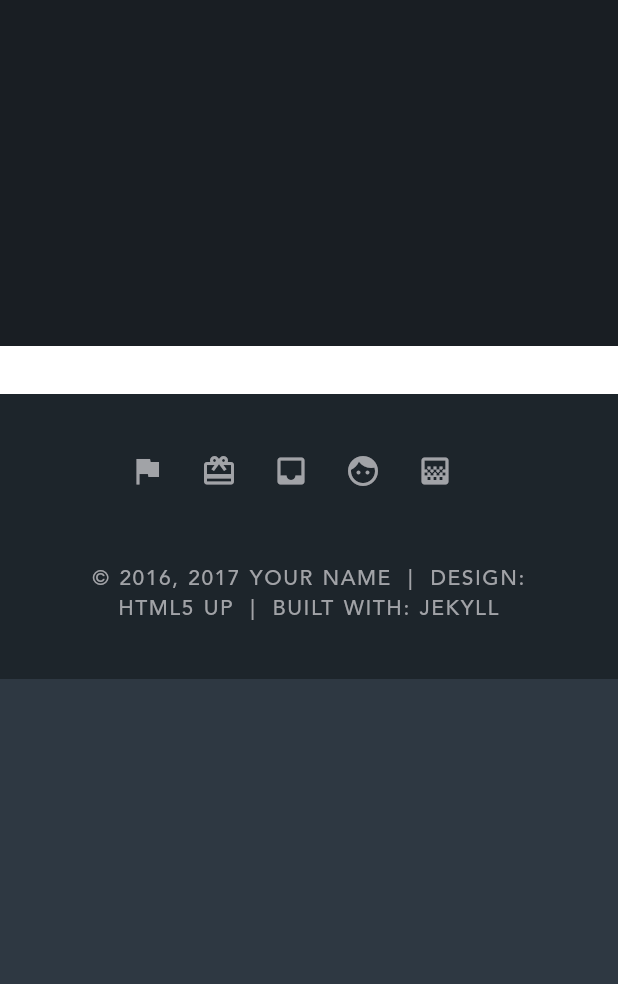
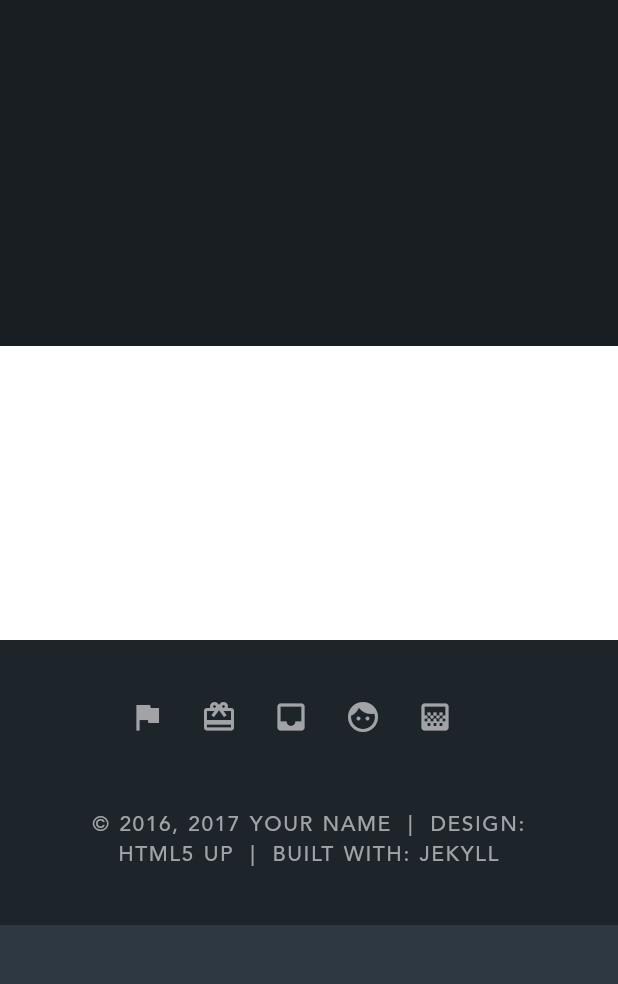
Before and after one commit to Wing-Li/myblog_flutter, a Flutter app: the ArticleDetailsPage widget shown alone on an empty page, opened directly with empty values, on a phone screen of 412 x 824 dp, the part 66-1050 px from its top. Run offline on Flutter 3.47's test engine with Material 2 defaults, Android fonts, the light colour scheme and no system bars; our stand-ins replace bot_toast, event_bus, flutter_markdown, loading_indicator, logger, octo_image and 3 more; missing offline and left inert: flutter_sequence_animation, leancloud_storage; accounts and stored records are empty; network calls fail; statements that could not run were skipped.

Commit message:
文章详情展示

```diff
--- a/lib/page/article/article_details_page.dart
+++ b/lib/page/article/article_details_page.dart
@@ -51,6 +51,7 @@ class _ArticleDetailsPageState extends BaseState<ArticleDetailsPage> {
           _headerLayout(),
           Container(
             color: styleSheet.getBackgroundColor(context),
+            padding: EdgeInsets.symmetric(vertical: 82),
             child: FractionallySizedBox(
               widthFactor: isWideScreen ? 0.70 : 0.90,
               child: Markdown(
--- a/lib/res/markdown_style.dart
+++ b/lib/res/markdown_style.dart
@@ -66,7 +66,7 @@ class MyMarkdownStyleSheet {
       h5: TTConstant.smallText,
       h6: TTConstant.smallText,
       strong: TextStyles.text(14, isFontWeightBold: true, heightSpacingMult: 1.8, fontFamily: "楷体"),
-      code: TTConstant.smallSubText,
+      code: TextStyles.textGrayDeep(14, heightSpacingMult: 1.4, fontFamily: "黑体"),
     );
   }
 
@@ -85,7 +85,6 @@ class MyMarkdownStyleSheet {
       em: const TextStyle(fontStyle: FontStyle.italic),
       strong: TTConstant.middleTextWhiteBold,
       code: TTConstant.smallSubText,
-
     );
   }
 
--- a/lib/res/my_styles.dart
+++ b/lib/res/my_styles.dart
@@ -32,6 +32,7 @@ class TextStyles {
                 : "Avenir-Medium",
         decoration: textDecoration == null ? TextDecoration.none : textDecoration,
         fontStyle: isItalic ? FontStyle.italic : FontStyle.normal,
+        backgroundColor: MyTheme.transparent,
       );
 
   static TextStyle title(
@@ -111,10 +112,20 @@ class TextStyles {
         textDecoration: textDecoration,
       );
 
-  static TextStyle textGrayDeep(double size, {bool isBold = false}) => base(
+  static TextStyle textGrayDeep(
+    double size, {
+    bool isBold = false,
+    double? letterSpacing,
+    double? heightSpacingMult,
+    String? fontFamily,
+  }) =>
+      base(
         size: size,
         color: MyTheme.text_white_gray_deep,
         isBold: isBold,
+        letterSpacing: letterSpacing,
+        heightSpacingMult: heightSpacingMult,
+        fontFamily: fontFamily,
       );
 
   static TextStyle textBlock(
```
